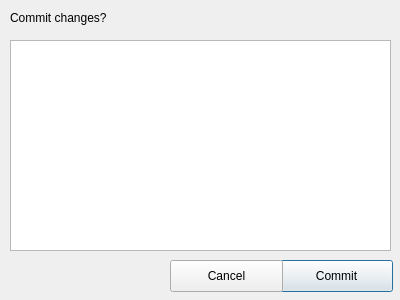
Qt form CommitDialog.ui (adamarutyunov/QLAdmin) before a commit.
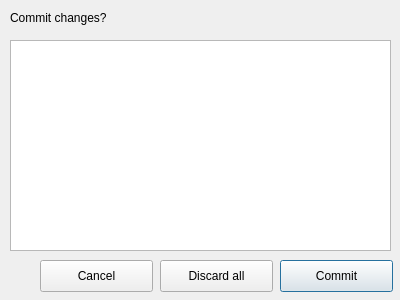
The same form after that commit.

Commit message: Minimal updates in UIs. Added QLCOmmitDialog and now where commits are avaliable we can dommit or discard changes. Changes in QLDatabaseViewWidget. Added button Edit and Delete for tables. Added backgrounds for cells to notify when cell is not correct.

Patch:
```diff
--- a/CommitDialog.ui
+++ b/CommitDialog.ui
@@ -70,7 +70,7 @@
   <widget class="QPushButton" name="cancel_button">
    <property name="geometry">
     <rect>
-     <x>170</x>
+     <x>40</x>
      <y>260</y>
      <width>113</width>
      <height>32</height>
@@ -80,6 +80,19 @@
     <string>Cancel</string>
    </property>
   </widget>
+  <widget class="QPushButton" name="discard_button">
+   <property name="geometry">
+    <rect>
+     <x>160</x>
+     <y>260</y>
+     <width>113</width>
+     <height>32</height>
+    </rect>
+   </property>
+   <property name="text">
+    <string>Discard all</string>
+   </property>
+  </widget>
  </widget>
  <resources/>
  <connections/>
```
Left out of the diff: 6 changed lines with no effect on the pictures. The commit also changes 4 other files.
